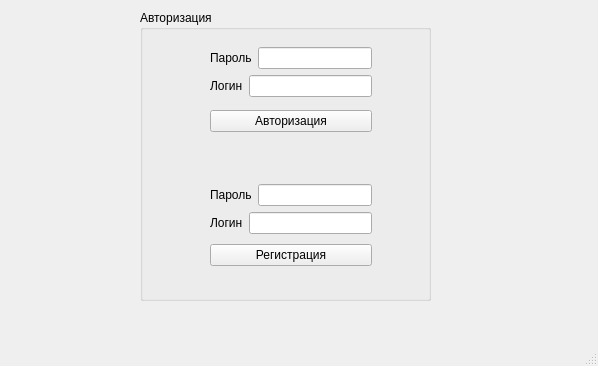
Qt form forms/mainwindow.ui (YupiSoftwarePunk/Flirt-Finder) before a commit.
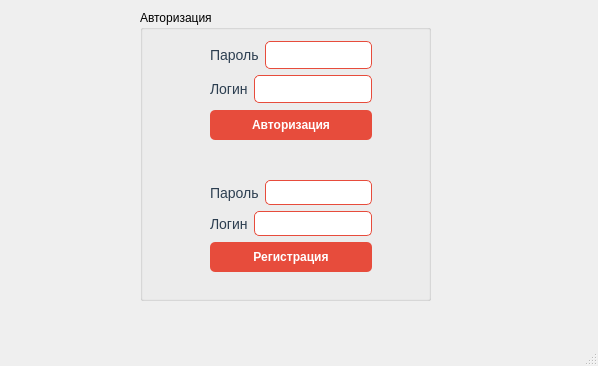
The same form after that commit.

Diff of the .ui file:
```diff
--- a/forms/mainwindow.ui
+++ b/forms/mainwindow.ui
@@ -13,6 +13,48 @@
   <property name="windowTitle">
    <string>MainWindow</string>
   </property>
+  <property name="styleSheet">
+   <string notr="true">/* Основные стили */
+background-color: #ffffff;
+
+QGroupBox {
+    border: 2px solid #e74c3c;
+    border-radius: 8px;
+    margin-top: 10px;
+    padding-top: 15px;
+    font-weight: bold;
+    color: #2c3e50;
+}
+
+QPushButton {
+    background-color: #e74c3c;
+    color: #ffffff;
+    border: none;
+    border-radius: 5px;
+    padding: 8px 16px;
+    font-weight: bold;
+}
+
+QPushButton:hover {
+    background-color: #c0392b;
+}
+
+QLineEdit {
+    border: 1px solid #e74c3c;
+    border-radius: 5px;
+    padding: 5px;
+    background: #ffffff;
+}
+
+QLineEdit:focus {
+    border: 2px solid #e74c3c;
+}
+
+QLabel {
+    color: #2c3e50;
+    font-size: 14px;
+}</string>
+  </property>
   <widget class="QWidget" name="centralwidget">
    <widget class="QGroupBox" name="groupBox">
     <property name="geometry">
```
